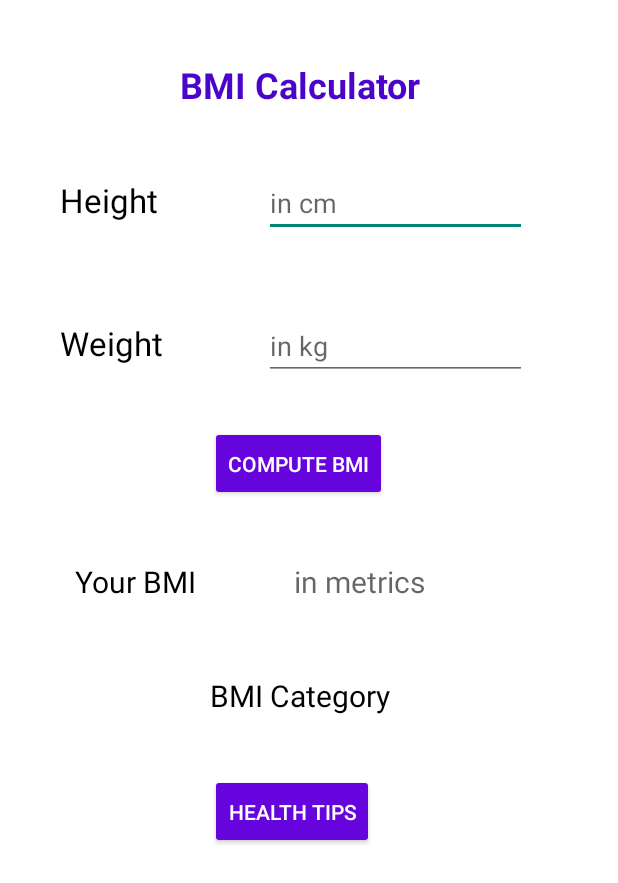
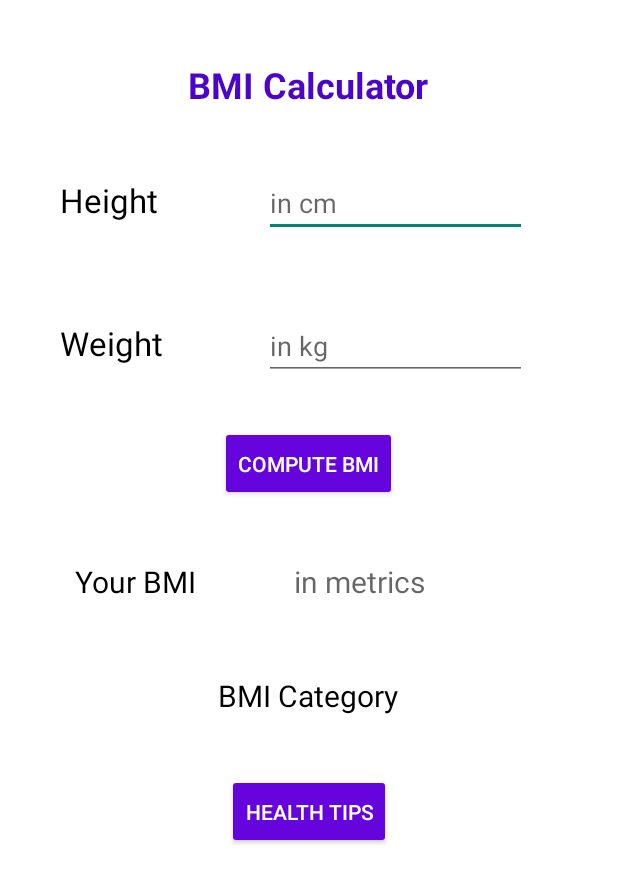
Before and after one commit to neha-hegde/fitness-app, an Android app: the FoodActivitty screen opened directly, with no data from a screen before it, on a phone screen of 412 x 824 dp. Shown: the top 883 px of the screen. Run offline under Robolectric (Android 15) with nearby library versions, the phone set to English and light mode, and no system bars.

Commit message:
food activity

```diff
--- a/app/src/main/res/layout/activity_food_activitty.xml
+++ b/app/src/main/res/layout/activity_food_activitty.xml
@@ -13,13 +13,13 @@
         <LinearLayout
             android:layout_width="match_parent"
             android:layout_height="match_parent"
+            android:gravity="center"
             android:orientation="vertical">
 
             <TextView
                 android:id="@+id/textView"
                 android:layout_width="wrap_content"
                 android:layout_height="wrap_content"
-                android:layout_marginStart="120dp"
                 android:layout_marginTop="40dp"
                 android:layout_marginBottom="0dp"
                 android:text="BMI Calculator"
@@ -110,7 +110,6 @@
                 android:id="@+id/bmiBtn"
                 android:layout_width="wrap_content"
                 android:layout_height="50dp"
-                android:layout_marginStart="140dp"
                 android:textColor="@color/white"
                 android:backgroundTint="#6504DD"
                 android:text="Compute BMI" />
@@ -161,7 +160,7 @@
                 android:id="@+id/result"
                 android:layout_width="wrap_content"
                 android:layout_height="36dp"
-                android:layout_marginStart="140dp"
+
                 android:layout_marginBottom="30dp"
                 android:text="BMI Category"
                 android:textColor="@color/black"
@@ -177,7 +176,6 @@
                 android:id="@+id/nutriBtn"
                 android:layout_width="wrap_content"
                 android:layout_height="50dp"
-                android:layout_marginStart="140dp"
                 android:textColor="@color/white"
                 android:backgroundTint="#6504DD"
                 android:text="Health Tips" />
```
